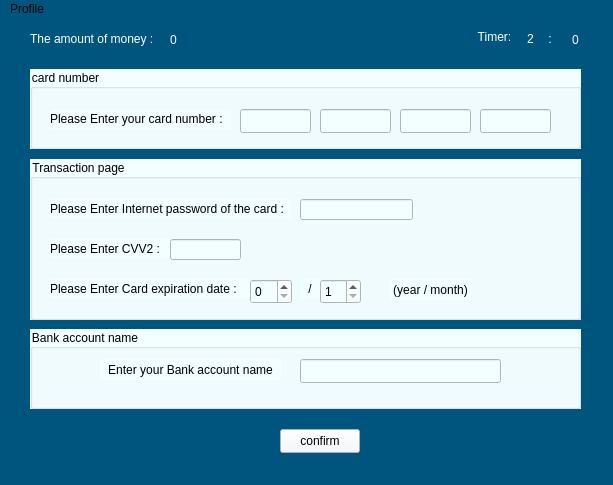
This is Login_And_Admin/abstract_transactions.ui in AP-projects-4001/esm-nadarim as Qt 5 draws it before an edit. The edited form follows.
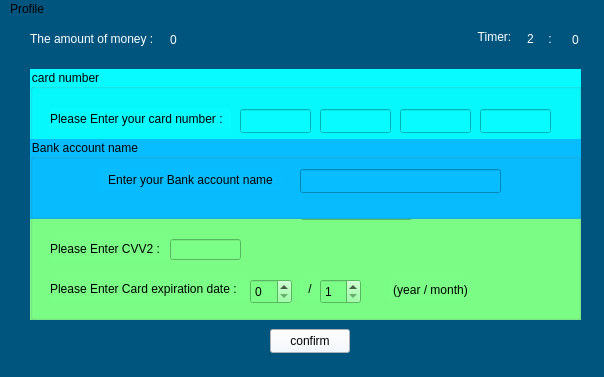
This is the edited form.

Diff of the .ui file:
```diff
--- a/Login_And_Admin/abstract_transactions.ui
+++ b/Login_And_Admin/abstract_transactions.ui
@@ -6,8 +6,8 @@
    <rect>
     <x>0</x>
     <y>0</y>
-    <width>613</width>
-    <height>485</height>
+    <width>604</width>
+    <height>377</height>
    </rect>
   </property>
   <property name="minimumSize">
@@ -40,7 +40,8 @@
      </rect>
     </property>
     <property name="styleSheet">
-     <string notr="true">background-color: rgb(242, 254, 255);</string>
+     <string notr="true">background-color: rgb(242, 254, 255);
+background-color: rgb(124, 255, 135);</string>
     </property>
     <property name="title">
      <string>Transaction page</string>
@@ -193,8 +194,8 @@
    <widget class="QPushButton" name="pushButton_confirm">
     <property name="geometry">
      <rect>
-      <x>280</x>
-      <y>410</y>
+      <x>270</x>
+      <y>310</y>
       <width>80</width>
       <height>24</height>
      </rect>
@@ -328,7 +329,8 @@
      </rect>
     </property>
     <property name="styleSheet">
-     <string notr="true">background-color: rgb(242, 254, 255);</string>
+     <string notr="true">background-color: rgb(242, 254, 255);
+background-color: rgb(7, 251, 255);</string>
     </property>
     <property name="title">
      <string>card number</string>
@@ -406,13 +408,14 @@
     <property name="geometry">
      <rect>
       <x>30</x>
-      <y>310</y>
+      <y>120</y>
       <width>551</width>
       <height>80</height>
      </rect>
     </property>
     <property name="styleSheet">
-     <string notr="true">background-color: rgb(242, 254, 255);</string>
+     <string notr="true">background-color: rgb(242, 254, 255);
+background-color: rgb(7, 189, 255);</string>
     </property>
     <property name="title">
      <string>Bank account name</string>
@@ -453,7 +456,7 @@
     <rect>
      <x>0</x>
      <y>0</y>
-     <width>613</width>
+     <width>604</width>
      <height>21</height>
     </rect>
    </property>
```
